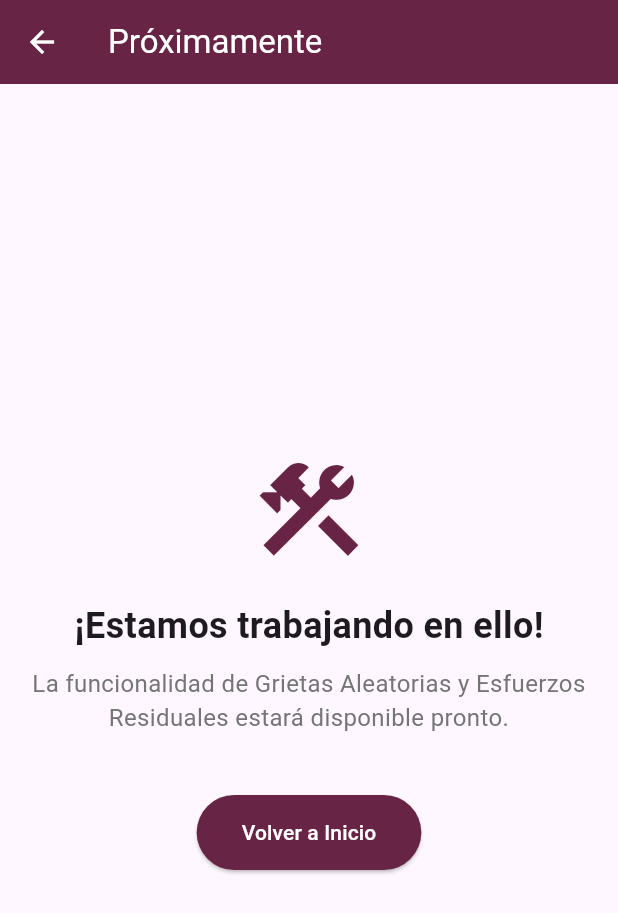
After one commit to RubenTorresNava/integradoramovil, a Flutter app: the ComingSoonScreen screen opened by its route, on a phone screen of 412 x 824 dp. The commit adds this screen. Shown: the top 913 px of the screen. Run offline on Flutter 3.47's test engine with Material 3 defaults, Android fonts, the phone set to English and light mode, and no system bars; our stand-ins replace flutter_secure_storage; accounts and stored records are empty.

Commit message:
feat: agregar pantalla de "Próximamente" y actualizar navegación en la barra inferior

```diff
--- a/lib/main.dart
+++ b/lib/main.dart
@@ -1,4 +1,3 @@
-// lib/main.dart (MODIFICADO)
 import 'package:flutter/material.dart';
 import 'package:provider/provider.dart';
 
@@ -11,6 +10,7 @@ import 'screens/register_screen.dart';
 import 'screens/home_screen.dart';
 import 'screens/resources_screen.dart';
 import 'screens/history_screen.dart';
+import 'screens/coming_soon_screen.dart';
 import 'viewmodels/login_viewmodel.dart';
 import 'viewmodels/register_viewmodel.dart';
 import 'viewmodels/sif_predictor_viewmodel.dart';
@@ -93,7 +93,7 @@ class MyApp extends StatelessWidget {
             '/home': (context) => const HomeScreen(),
             '/resources': (context) => const ResourcesScreen(),
             '/history': (context) => const HistoryScreen(),
-            // ... (Deberías añadir '/user' aquí si tienes una página de perfil)
+            '/coming_soon': (context) => const ComingSoonScreen(),
           },
         ),
       ),
--- /dev/null
+++ b/lib/screens/coming_soon_screen.dart
@@ -0,0 +1,53 @@
+import 'package:flutter/material.dart';
+
+class ComingSoonScreen extends StatelessWidget {
+  const ComingSoonScreen({Key? key}) : super(key: key);
+
+  static const Color primaryColor = Color.fromRGBO(104, 36, 68, 1);
+
+  @override
+  Widget build(BuildContext context) {
+    return Scaffold(
+      appBar: AppBar(
+        title: const Text('Próximamente', style: TextStyle(color: Colors.white)),
+        backgroundColor: primaryColor,
+        iconTheme: const IconThemeData(color: Colors.white),
+      ),
+      body: Center(
+        child: Column(
+          mainAxisAlignment: MainAxisAlignment.center,
+          children: <Widget>[
+            const Icon(
+              Icons.construction,
+              size: 80,
+              color: primaryColor,
+            ),
+            const SizedBox(height: 20),
+            const Text(
+              '¡Estamos trabajando en ello!',
+              style: TextStyle(fontSize: 24, fontWeight: FontWeight.bold),
+            ),
+            const SizedBox(height: 10),
+            Text(
+              'La funcionalidad de Grietas Aleatorias y Esfuerzos Residuales estará disponible pronto.',
+              textAlign: TextAlign.center,
+              style: TextStyle(fontSize: 16, color: Colors.grey[600]),
+            ),
+            const SizedBox(height: 40),
+            ElevatedButton(
+              onPressed: () {
+                // Volver a la pantalla anterior (HomeScreen)
+                Navigator.pop(context);
+              },
+              style: ElevatedButton.styleFrom(
+                backgroundColor: primaryColor,
+                padding: const EdgeInsets.symmetric(horizontal: 30, vertical: 15),
+              ),
+              child: const Text('Volver a Inicio', style: TextStyle(color: Colors.white)),
+            ),
+          ],
+        ),
+      ),
+    );
+  }
+}
--- a/lib/widgets/home_bottom_nav.dart
+++ b/lib/widgets/home_bottom_nav.dart
@@ -5,17 +5,26 @@ import '../viewmodels/sif_predictor_viewmodel.dart';
 class HomeBottomNav extends StatelessWidget {
   final Color primaryColor;
 
-  const HomeBottomNav({super.key, required this.primaryColor});
+  const HomeBottomNav({Key? key, required this.primaryColor}) : super(key: key);
 
   @override
   Widget build(BuildContext context) {
-    // Escucha el ViewModel
     final viewModel = Provider.of<SifPredictorViewModel>(context);
 
-    // Estas propiedades fueron conservadas en el ViewModel y funcionan
     return BottomNavigationBar(
       currentIndex: viewModel.selectedTabIndex,
-      onTap: viewModel.selectTab,
+      onTap: (index) {
+        if (index == 0) {
+          viewModel.selectTab(index);
+        } else {
+
+          Navigator.of(context).pushNamed('/coming_soon');
+
+          if (viewModel.selectedTabIndex != 0) {
+            viewModel.selectTab(0);
+          }
+        }
+      },
       selectedItemColor: primaryColor,
       unselectedItemColor: Colors.grey,
       selectedLabelStyle: const TextStyle(fontWeight: FontWeight.bold),
```
